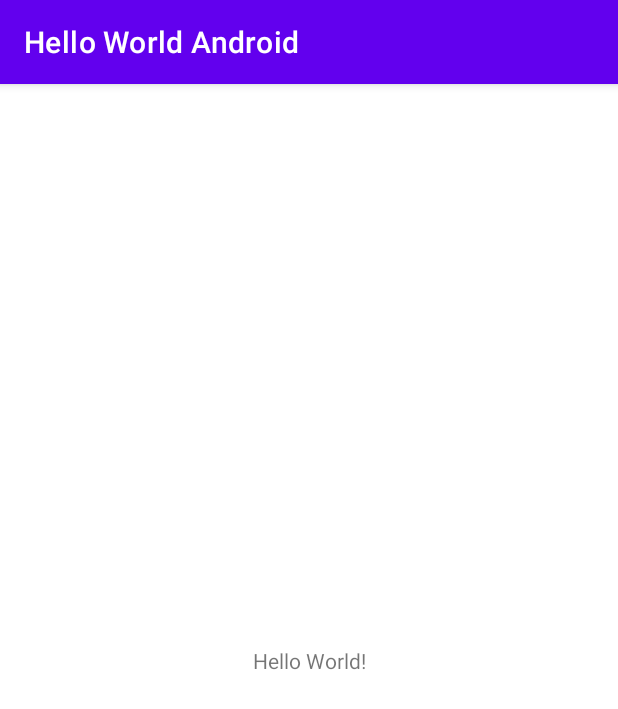
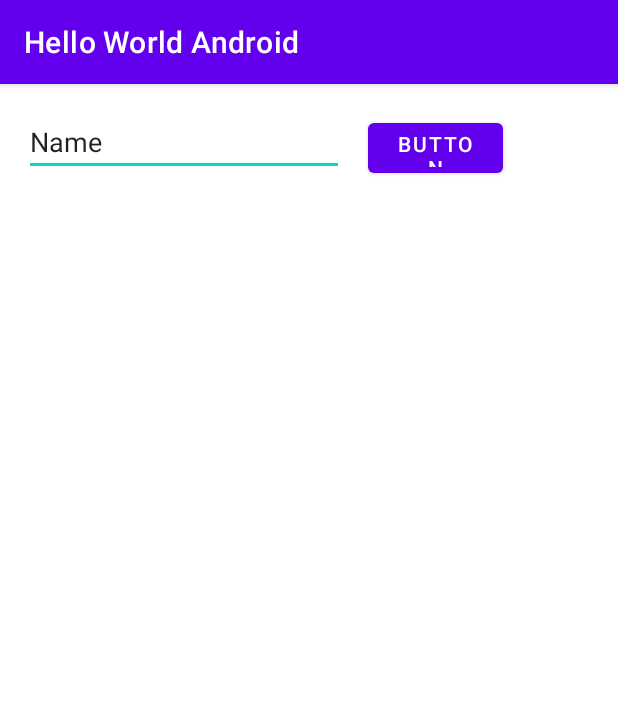
Before and after one commit to YohanAvishke/HelloWorldAndroid, an Android app: the screen it shows after launch (MainActivity), on a phone screen of 412 x 824 dp. Shown: the top 709 px of the screen. Run offline under Robolectric (Android 15) with nearby library versions, the phone set to English and light mode, and no system bars.

Commit message:
Add basic components

```diff
--- a/app/src/main/res/layout/activity_main.xml
+++ b/app/src/main/res/layout/activity_main.xml
@@ -6,13 +6,26 @@
     android:layout_height="match_parent"
     tools:context=".MainActivity">
 
-    <TextView
+    <EditText
+        android:id="@+id/editTextTextPersonName"
         android:layout_width="wrap_content"
         android:layout_height="wrap_content"
-        android:text="Hello World!"
-        app:layout_constraintBottom_toBottomOf="parent"
-        app:layout_constraintLeft_toLeftOf="parent"
-        app:layout_constraintRight_toRightOf="parent"
+        android:layout_marginStart="16dp"
+        android:layout_marginLeft="16dp"
+        android:layout_marginTop="16dp"
+        android:ems="10"
+        android:inputType="textPersonName"
+        android:text="Name"
+        app:layout_constraintStart_toStartOf="parent"
         app:layout_constraintTop_toTopOf="parent" />
 
+    <Button
+        android:id="@+id/button"
+        android:layout_width="90dp"
+        android:layout_height="45dp"
+        android:layout_marginStart="16dp"
+        android:layout_marginLeft="16dp"
+        android:text="Button"
+        app:layout_constraintBaseline_toBaselineOf="@+id/editTextTextPersonName"
+        app:layout_constraintStart_toEndOf="@+id/editTextTextPersonName" />
 </androidx.constraintlayout.widget.ConstraintLayout>
```
Also changed, not shown: gradle/wrapper/gradle-wrapper.properties.
